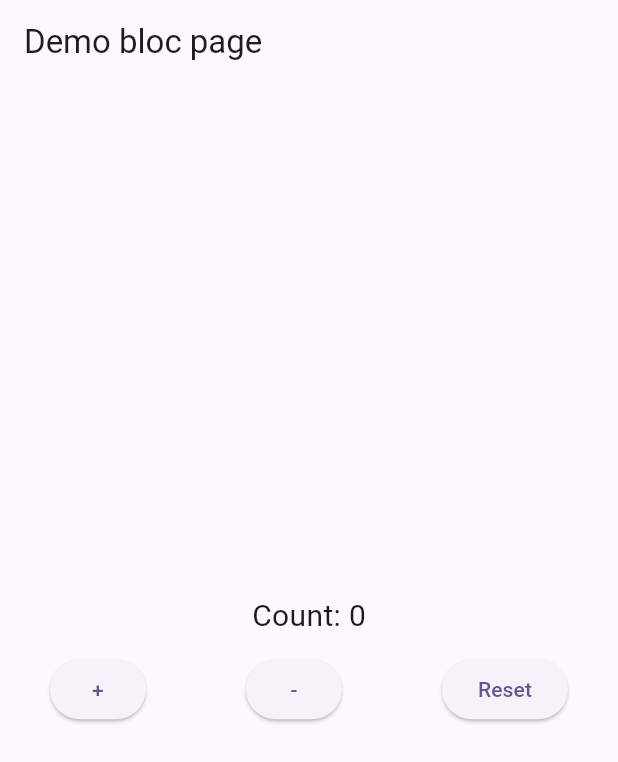
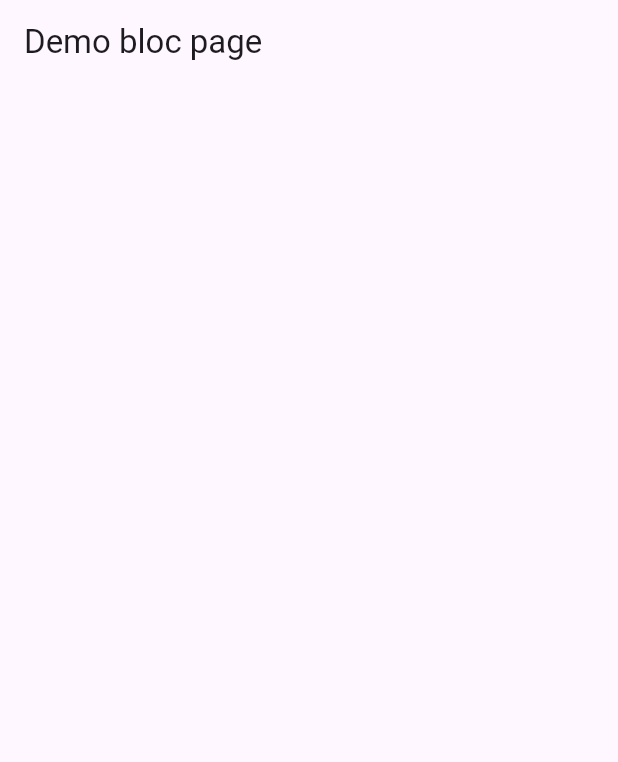
Before and after one commit to phamtanphat/flutter_bloc_16032024, a Flutter app: the screen it shows after launch, on a phone screen of 412 x 824 dp. Shown: the top 762 px of the screen. Run offline on Flutter 3.47's test engine with Material 3 defaults, Android fonts, the phone set to English and light mode, and no system bars; our stand-ins replace bloc, flutter_bloc.

Commit message:
Demo structure bloc

```diff
--- a/lib/counter_bloc.dart
+++ b/lib/demo_lib_bloc/counter_bloc.dart
@@ -1,7 +1,8 @@
 import 'package:flutter_bloc/flutter_bloc.dart';
 import 'package:bloc/bloc.dart';
-import 'package:flutter_bloc_16032024/counter.dart';
-import 'package:flutter_bloc_16032024/counter_event.dart';
+import 'package:flutter_bloc_16032024/demo_lib_bloc/counter.dart';
+
+import 'counter_event.dart';
 
 class CounterBloc extends Bloc<CounterEventBase, Counter> {
   CounterBloc() : super(Counter(0)) {
--- /dev/null
+++ b/lib/demo_structure_bloc/demo_structure_bloc_page.dart
@@ -0,0 +1,20 @@
+import 'package:flutter/material.dart';
+
+class DemoStructureBlocPage extends StatefulWidget {
+  const DemoStructureBlocPage({super.key});
+
+  @override
+  State<DemoStructureBlocPage> createState() => _DemoStructureBlocPageState();
+}
+
+class _DemoStructureBlocPageState extends State<DemoStructureBlocPage> {
+  @override
+  Widget build(BuildContext context) {
+    return  Scaffold(
+      appBar: AppBar(
+        title: Text("Demo bloc page"),
+      ),
+      body: Container()
+    );
+  }
+}
--- a/lib/main.dart
+++ b/lib/main.dart
@@ -1,5 +1,6 @@
 import 'package:flutter/material.dart';
-import 'package:flutter_bloc_16032024/demo_bloc_page.dart';
+import 'demo_lib_bloc/demo_bloc_page.dart';
+import 'demo_structure_bloc/demo_structure_bloc_page.dart';
 
 void main() {
   runApp(const MyApp());
@@ -17,7 +18,7 @@ class MyApp extends StatelessWidget {
         colorScheme: ColorScheme.fromSeed(seedColor: Colors.deepPurple),
         useMaterial3: true,
       ),
-      home: DemoBlocPage()
+      home: DemoStructureBlocPage()
     );
   }
 }
--- a/pubspec.yaml
+++ b/pubspec.yaml
@@ -36,6 +36,7 @@ dependencies:
   # Use with the CupertinoIcons class for iOS style icons.
   cupertino_icons: ^1.0.6
   flutter_bloc: ^8.1.6
+  provider: ^6.1.2
 
 dev_dependencies:
   flutter_test:
```
Also changed, not shown: lib/demo_lib_bloc/demo_bloc_page.dart (renamed from lib/demo_bloc_page.dart, +4 -3 lines), lib/demo_lib_bloc/counter.dart (renamed from lib/counter.dart), lib/demo_lib_bloc/counter_event.dart (renamed from lib/counter_event.dart), pubspec.lock.
